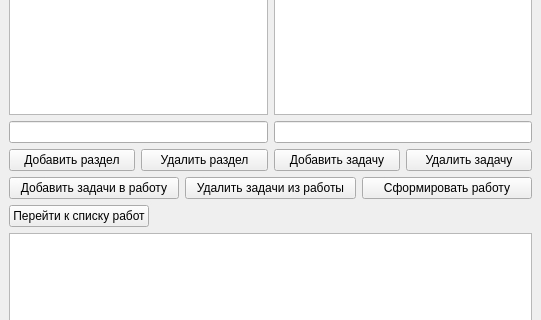
The window that maketask/mainwindow.ui (grigvlwork/py_prog) describes before a commit, drawn with Qt 5; both pictures show x 0 to 541 and y 134 to 454 of the 541 by 590 pixel window.
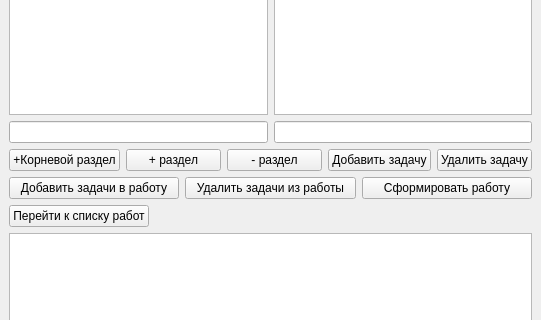
The same window after the commit.

Patch:
```diff
--- a/maketask/mainwindow.ui
+++ b/maketask/mainwindow.ui
@@ -82,17 +82,24 @@
     </item>
     <item>
      <layout class="QHBoxLayout" name="horizontalLayout_2">
+      <item>
+       <widget class="QPushButton" name="addRootSection">
+        <property name="text">
+         <string>+Корневой раздел</string>
+        </property>
+       </widget>
+      </item>
       <item>
        <widget class="QPushButton" name="section_add">
         <property name="text">
-         <string>Добавить раздел</string>
+         <string>+ раздел</string>
         </property>
        </widget>
       </item>
       <item>
        <widget class="QPushButton" name="section_del">
         <property name="text">
-         <string>Удалить раздел</string>
+         <string>- раздел</string>
         </property>
        </widget>
       </item>
```
Left out of the diff: 14 changed lines with no effect on the pictures.
